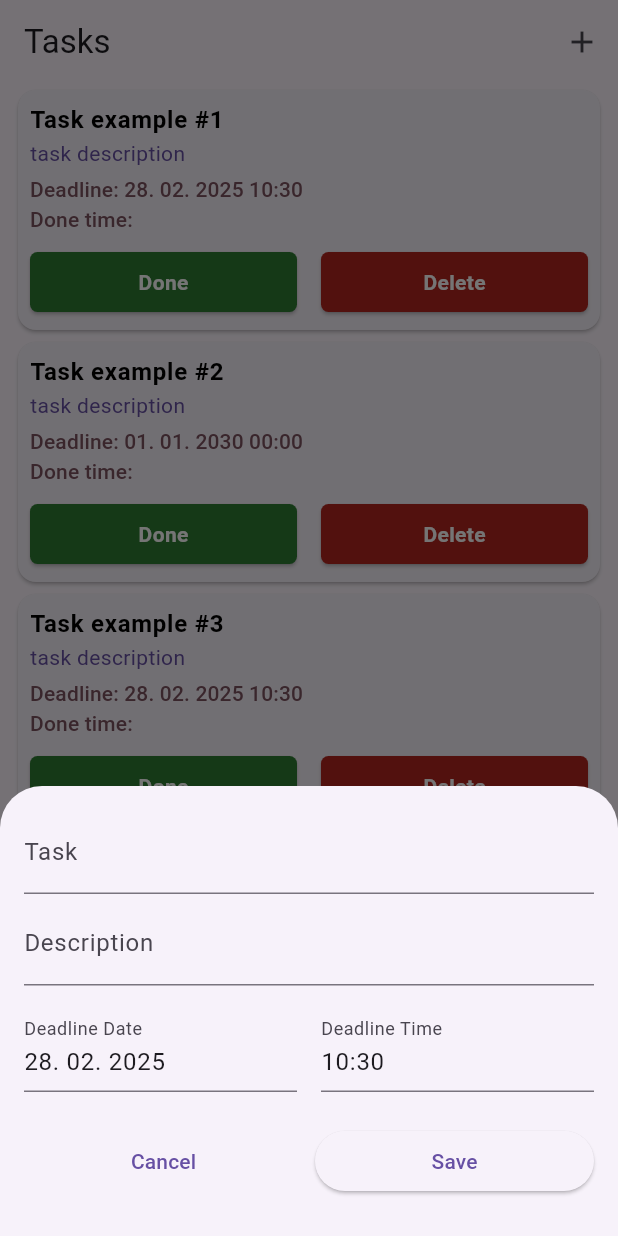
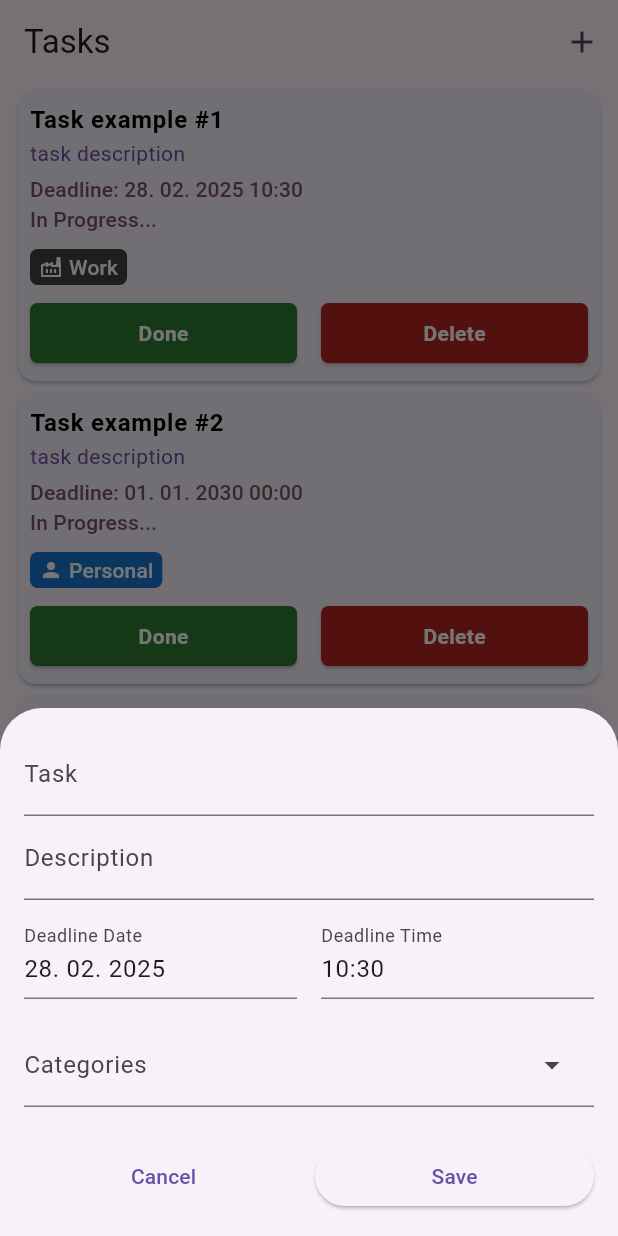
Before and after one commit to Akzhol-Asan/my_todo_list, a Flutter app: the screen it shows after launch, after a tap on the "add" icon, on a phone screen of 412 x 824 dp. Run offline on Flutter 3.47's test engine with Material 3 defaults, Android fonts, the phone set to English and light mode, and no system bars.

Commit message:
Categories created

```diff
--- a/lib/app.dart
+++ b/lib/app.dart
@@ -17,22 +17,26 @@ class _AppState extends State<App> {
         title: 'Task example #1',
         isDone: false,
         description: 'task description',
-        dateTime: DateTime.now()),
+        dateTime: DateTime.now(),
+        categoryId: 'work'),
     Task(
         title: 'Task example #2',
         isDone: false,
         description: 'task description',
-        dateTime: DateTime(DateTime.now().year + 5)),
+        dateTime: DateTime(DateTime.now().year + 5),
+        categoryId: 'personal'),
     Task(
         title: 'Task example #3',
         isDone: false,
         description: 'task description',
-        dateTime: DateTime.now()),
+        dateTime: DateTime.now(),
+        categoryId: 'school'),
     Task(
         title: 'Task example #4',
         isDone: false,
         description: 'task description',
-        dateTime: DateTime.now()),
+        dateTime: DateTime.now(),
+        categoryId: 'event'),
   ];
 
   void addTask(Task newTask) {
@@ -43,10 +47,13 @@ class _AppState extends State<App> {
 
   void openAddTaskSheet() {
     showModalBottomSheet(
-        context: context,
-        builder: (ctx) => NewTask(
-              onTaskCreated: addTask,
-            ));
+      isScrollControlled: true,
+      useSafeArea: true,
+      context: context,
+      builder: (ctx) => NewTask(
+        onTaskCreated: addTask,
+      ),
+    );
   }
 
   @override
--- /dev/null
+++ b/lib/data/categories_data.dart
@@ -0,0 +1,25 @@
+import 'package:flutter/material.dart';
+import 'package:home_work_1/models/task_category.dart';
+
+final categories = [
+  TaskCategory(
+      id: 'work',
+      title: 'Work',
+      icon: Icons.factory_outlined,
+      iconColor: Colors.grey.shade800),
+  TaskCategory(
+      id: 'personal',
+      title: 'Personal',
+      icon: Icons.person,
+      iconColor: Colors.blue.shade700),
+  TaskCategory(
+      id: 'school',
+      title: 'School',
+      icon: Icons.school_outlined,
+      iconColor: Colors.orange.shade700),
+  TaskCategory(
+      id: 'event',
+      title: 'Event',
+      icon: Icons.celebration_outlined,
+      iconColor: Colors.purple.shade700),
+];
--- a/lib/models/task.dart
+++ b/lib/models/task.dart
@@ -1,13 +1,22 @@
+import 'package:home_work_1/data/categories_data.dart';
+import 'package:home_work_1/models/task_category.dart';
+
 class Task {
   final String title;
   final String description;
   final bool isDone;
   final DateTime dateTime;
+  final String categoryId;
 
   Task({
     required this.title,
     required this.description,
     required this.isDone,
     required this.dateTime,
+    required this.categoryId,
   });
+
+  TaskCategory get category {
+    return categories.firstWhere((category) => category.id == categoryId);
+  }
 }
--- /dev/null
+++ b/lib/models/task_category.dart
@@ -0,0 +1,15 @@
+import 'package:flutter/material.dart';
+
+class TaskCategory {
+  final String id;
+  final String title;
+  final IconData icon;
+  final Color iconColor;
+
+  TaskCategory({
+    required this.id,
+    required this.title,
+    required this.icon,
+    required this.iconColor,
+  });
+}
--- a/lib/widgets/new_task.dart
+++ b/lib/widgets/new_task.dart
@@ -1,4 +1,5 @@
 import 'package:flutter/material.dart';
+import 'package:home_work_1/data/categories_data.dart';
 import 'package:home_work_1/helpers/format_datetime.dart';
 import 'package:home_work_1/models/task.dart';
 
@@ -19,6 +20,7 @@ class _NewTaskState extends State<NewTask> {
   var description = '';
   var selectedDate = DateTime.now();
   var selectedTimeOfDay = TimeOfDay.now();
+  String? selectedCategory;
 
   final dateController = TextEditingController();
   final timeController = TextEditingController();
@@ -35,6 +37,9 @@ class _NewTaskState extends State<NewTask> {
   }
 
   void onSaved() {
+    if (selectedCategory == null) {
+      return;
+    }
     final dateTime = DateTime(
       selectedDate.year,
       selectedDate.month,
@@ -47,6 +52,7 @@ class _NewTaskState extends State<NewTask> {
       description: description,
       isDone: false,
       dateTime: dateTime,
+      categoryId: selectedCategory!,
     );
     widget.onTaskCreated(newTask);
     Navigator.pop(context);
@@ -82,23 +88,22 @@ class _NewTaskState extends State<NewTask> {
 
   @override
   Widget build(BuildContext context) {
-    return Container(
-      width: double.infinity,
-      height: 300,
-      padding: EdgeInsets.all(16),
-      child: Padding(
-        padding: const EdgeInsets.only(bottom: 10),
+    final theme = Theme.of(context);
+    final bottomInset = MediaQuery.of(context).viewInsets.bottom;
+
+    return SingleChildScrollView(
+      padding: EdgeInsets.fromLTRB(16, 16, 16, bottomInset + 16),
       child: Column(
         children: [
           //Task title
-            Expanded(
+          SizedBox(
               child: TextField(
             onChanged: (value) => setState(() => title = value),
             decoration: InputDecoration(label: Text('Task')),
           )),
           SizedBox(width: 8),
           //Task description
-            Expanded(
+          SizedBox(
               child: TextField(
             onChanged: (value) => setState(() => description = value),
             decoration: InputDecoration(label: Text('Description')),
@@ -130,22 +135,42 @@ class _NewTaskState extends State<NewTask> {
               ),
             ],
           ),
+          SizedBox(height: 16),
+          //Categories
+          DropdownMenu(
+            expandedInsets: EdgeInsets.zero,
+            label: Text('Categories'),
+            inputDecorationTheme: theme.inputDecorationTheme,
+            onSelected: (value) => setState(() => selectedCategory = value),
+            dropdownMenuEntries: categories
+                .map(
+                  (category) => DropdownMenuEntry(
+                    value: category.id,
+                    leadingIcon: Icon(category.icon, color: category.iconColor),
+                    label: '',
+                    labelWidget: Text(
+                      ' ${category.title}',
+                      style: TextStyle(color: category.iconColor),
+                    ),
+                  ),
+                )
+                .toList(),
+          ),
           SizedBox(height: 22),
           //Cancel & Save buttons
           Row(
             children: [
               Expanded(
-                    child: TextButton(
-                        onPressed: onCanceled, child: Text('Cancel'))),
+                  child:
+                      TextButton(onPressed: onCanceled, child: Text('Cancel'))),
               SizedBox(width: 8),
               Expanded(
-                    child: ElevatedButton(
-                        onPressed: onSaved, child: Text('Save'))),
+                  child:
+                      ElevatedButton(onPressed: onSaved, child: Text('Save'))),
             ],
           )
         ],
       ),
-      ),
     );
   }
 }
--- a/lib/widgets/task_card.dart
+++ b/lib/widgets/task_card.dart
@@ -68,7 +68,7 @@ class _TaskCardState extends State<TaskCard> {
               ),
               //DoneTime
               Text(
-                isDone ? 'Done time: $doneTime' : 'Done time:',
+                isDone ? 'Done time: $doneTime' : 'In Progress...',
                 style: titleSmallStyle.copyWith(
                     color: isDone
                         ? (deadlineIsFailed
@@ -79,6 +79,28 @@ class _TaskCardState extends State<TaskCard> {
                         ? TextDecoration.underline
                         : TextDecoration.none),
               ),
+              SizedBox(height: 10),
+              //Task category
+              Container(
+                  padding:
+                      EdgeInsets.only(top: 2, bottom: 2, right: 6, left: 6),
+                  decoration: BoxDecoration(
+                    borderRadius: BorderRadius.circular(5),
+                    color: widget.task.category.iconColor,
+                  ),
+                  child: Row(
+                    mainAxisSize: MainAxisSize.min,
+                    children: [
+                      Icon(
+                        widget.task.category.icon,
+                        size: 16,
+                        color: Colors.white,
+                      ),
+                      SizedBox(width: 4),
+                      Text(widget.task.category.title,
+                          style: titleSmallStyle.copyWith(color: Colors.white))
+                    ],
+                  )),
               SizedBox(height: 8),
               //Done & Delete buttons
               Row(
```
Also changed, not shown: 5 other files. Lines whose indentation alone changed are shown as unchanged.
